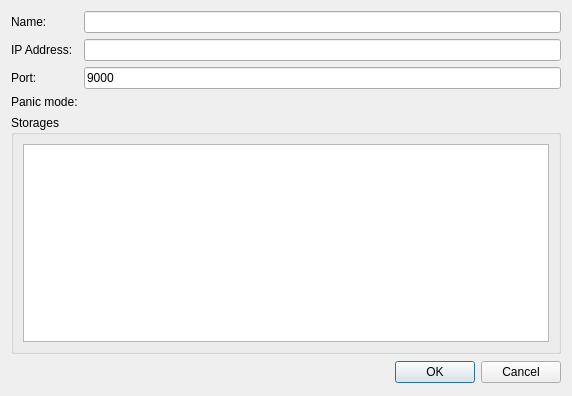
Old version of the form client/src/ui/dialogs/server_settings_dialog.ui in the repository networkoptix/nx_open.
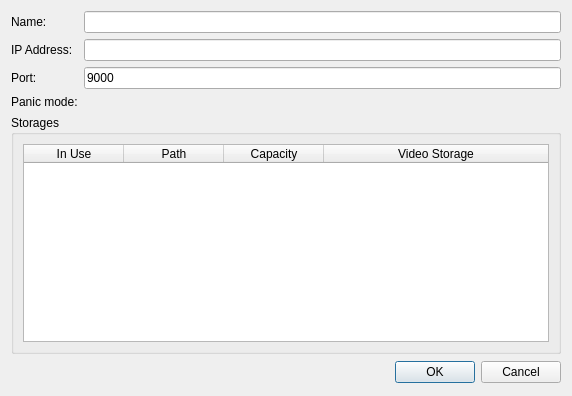
New version of the form.

Commit message:
Some fixes in server settings dialog.
<==== Mercurial data ====>
Branch: master

Diff of the .ui file:
```diff
--- a/client/src/ui/dialogs/server_settings_dialog.ui
+++ b/client/src/ui/dialogs/server_settings_dialog.ui
@@ -109,7 +109,7 @@
          <number>4</number>
         </property>
         <attribute name="horizontalHeaderVisible">
-         <bool>false</bool>
+         <bool>true</bool>
         </attribute>
         <attribute name="horizontalHeaderCascadingSectionResizes">
          <bool>true</bool>
@@ -117,9 +117,6 @@
         <attribute name="horizontalHeaderDefaultSectionSize">
          <number>100</number>
         </attribute>
-        <attribute name="horizontalHeaderShowSortIndicator" stdset="0">
-         <bool>true</bool>
-        </attribute>
         <attribute name="horizontalHeaderStretchLastSection">
          <bool>true</bool>
         </attribute>
```
The commit also changes 2 other files.
